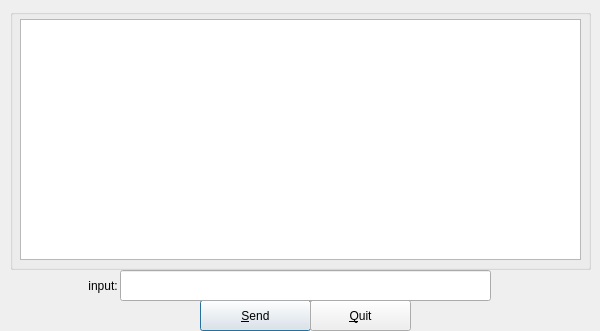
First picture: the form in mainwindow.ui, repository mhogomchungu/ussd-gui, before the edit.
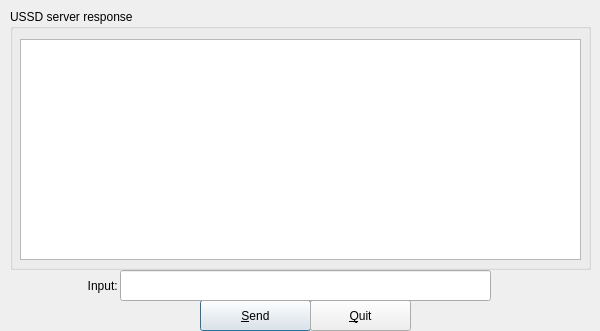
Second picture: the form after the edit.

What changed in the file:
```diff
--- a/mainwindow.ui
+++ b/mainwindow.ui
@@ -66,13 +66,16 @@
      </rect>
     </property>
     <property name="text">
-     <string>input: </string>
+     <string>Input: </string>
     </property>
     <property name="alignment">
      <set>Qt::AlignRight|Qt::AlignTrailing|Qt::AlignVCenter</set>
     </property>
    </widget>
    <widget class="QGroupBox" name="groupBox">
+    <property name="enabled">
+     <bool>true</bool>
+    </property>
     <property name="geometry">
      <rect>
       <x>10</x>
@@ -82,15 +85,18 @@
      </rect>
     </property>
     <property name="title">
-     <string/>
+     <string>USSD server response</string>
+    </property>
+    <property name="flat">
+     <bool>false</bool>
     </property>
     <widget class="QTextEdit" name="textEditResult">
      <property name="geometry">
       <rect>
        <x>10</x>
-       <y>10</y>
+       <y>30</y>
        <width>561</width>
-       <height>241</height>
+       <height>221</height>
       </rect>
      </property>
      <property name="readOnly">
```
